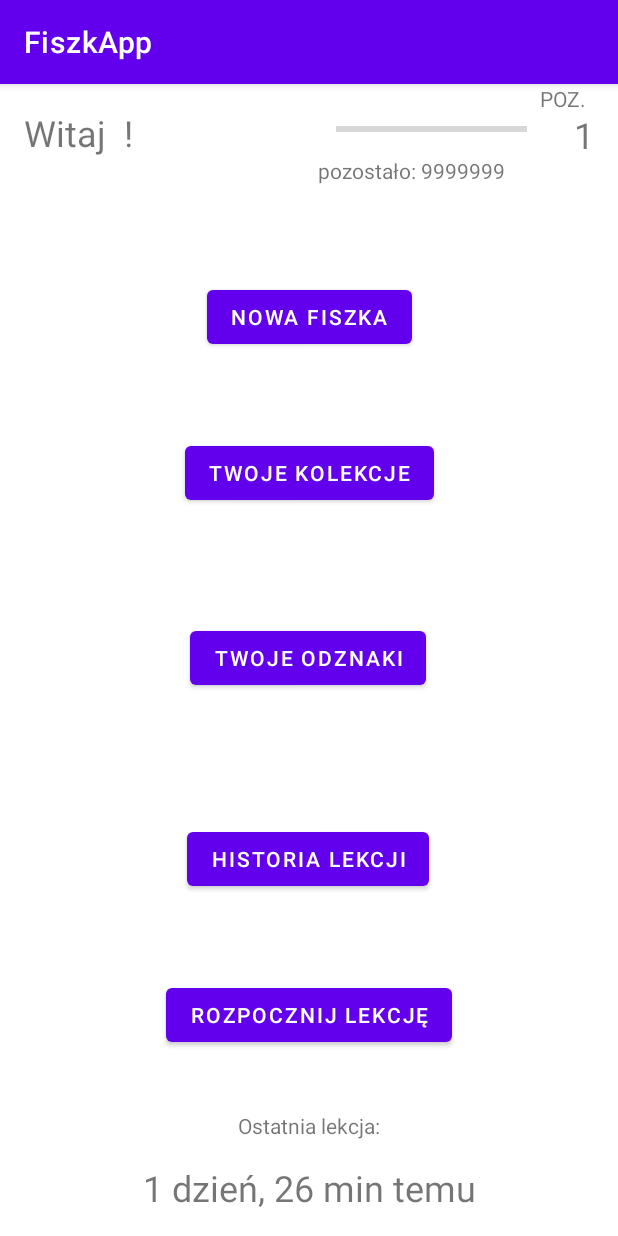
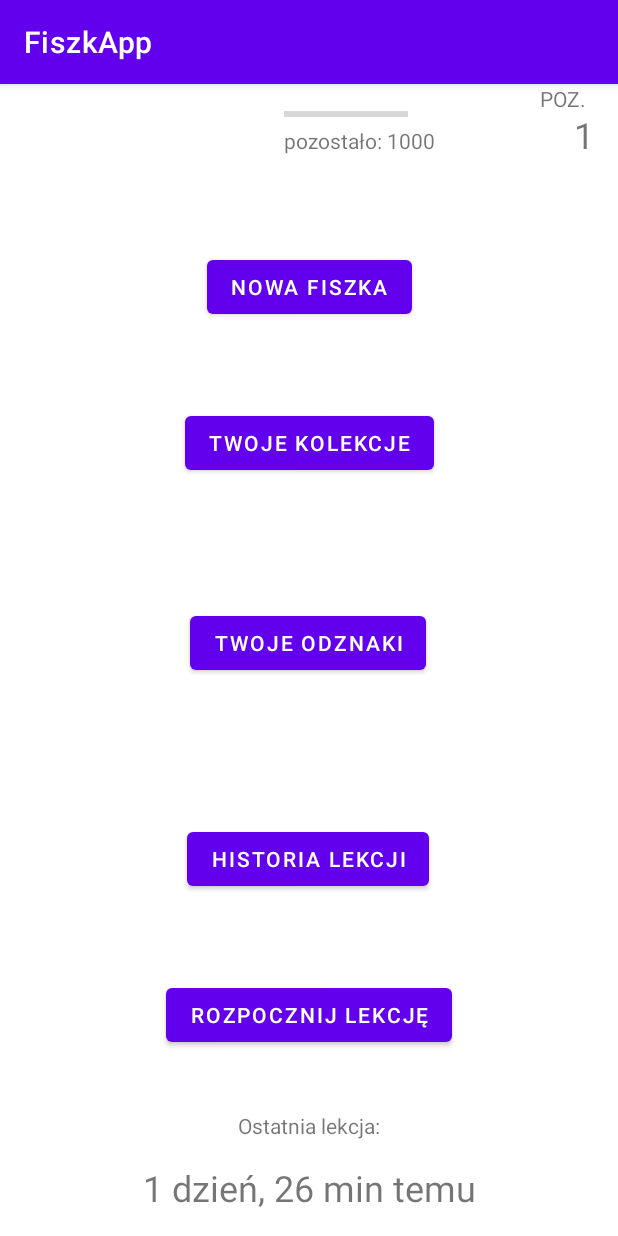
Before and after one commit to WKogut98/FiszkApp, an Android app: the screen it shows after launch (HomeScreenActivity), after a tap on "WEJDŹ", on a phone screen of 412 x 824 dp. Run offline under Robolectric (Android 15) with nearby library versions, the phone set to English and light mode, and no system bars.

Commit message:
poprawione constrainty, zbindowane doswiadczenie

```diff
--- a/app/src/main/java/Experience.java
+++ b/app/src/main/java/com/example/fiszkapp/Experience.java
@@ -1,3 +1,5 @@
+package com.example.fiszkapp;
+
 public class Experience {
     //liczy ile exp potrzeba od poziomu level do level+1
     public static int calculateNeededExp(int level)
@@ -15,8 +17,8 @@ public class Experience {
     public static int totalExpToGetLevel(int level)
     {
         int a1 = 1000;
-        int an = calculateNeededExp(level);
-        return (a1*an)/2*level;
+        int an = calculateNeededExp(level-1);
+        return (a1+an)/2*(level-1);
     }
 
     public static int expToNextLevel(int exp, int level)
@@ -26,4 +28,18 @@ public class Experience {
         //int a = totalExpToGetLevel(level+1);
         return expToLevel - currentexp;
     }
+
+    public static int addExp(int exp, int gainedExp)
+    {
+        return exp + gainedExp;
+    }
+
+    public static int calculateLevel(int exp, int level) //level up when exp for next level reached
+    {
+        if(exp>=totalExpToGetLevel(level+1))
+        {
+            level++;
+        }
+        return level;
+    }
 }
--- a/app/src/main/java/com/example/fiszkapp/HomeScreenActivity.java
+++ b/app/src/main/java/com/example/fiszkapp/HomeScreenActivity.java
@@ -40,15 +40,19 @@ public class HomeScreenActivity extends AppCompatActivity {
         buttonStartLesson = (Button)findViewById(R.id.buttonStartLesson);
         args = getIntent().getExtras();
         username = args.getString("username");
-        labelWelcome.setText("Witaj "+username+" !");
+        labelWelcome.setText(username);
 
         //weź dane użytkownika
         DBHelper dbHelper = new DBHelper(this);
         Cursor cursor = dbHelper.getAllData("user");
         cursor.moveToNext();
         //ustawienie poziomu na stronie głównej
-        int a = cursor.getInt(3);
-        textLevel.setText(String.valueOf(a));
+        int level = cursor.getInt(3);
+        int exp = cursor.getInt(2);
+        textLevel.setText(String.valueOf(level));
+        int percentage = Experience.calculateExpFromCurrentLevel(exp,level)/Experience.calculateNeededExp(level)*100;
+        progressBarExp.setProgress(percentage);
+        textExp.setText("pozostało: "+ Experience.expToNextLevel(exp, level));
 
         buttonNewFlashcard.setOnClickListener(new View.OnClickListener() {
             @Override
--- a/app/src/main/res/layout/home_screen_activity.xml
+++ b/app/src/main/res/layout/home_screen_activity.xml
@@ -39,26 +39,25 @@
     <ProgressBar
         android:id="@+id/progressBarExp"
         style="?android:attr/progressBarStyleHorizontal"
-        android:layout_width="127dp"
-        android:layout_height="36dp"
-        android:layout_marginStart="135dp"
+        android:layout_width="0dp"
+        android:layout_height="wrap_content"
         android:layout_marginTop="12dp"
         android:layout_marginEnd="18dp"
         android:textAlignment="center"
-        app:layout_constraintEnd_toStartOf="@+id/textLevel"
-        app:layout_constraintHorizontal_bias="0.0"
-        app:layout_constraintStart_toEndOf="@+id/labelWelcome"
+        app:layout_constraintBottom_toTopOf="@+id/textExp"
+        app:layout_constraintEnd_toEndOf="@+id/textExp"
+        app:layout_constraintStart_toStartOf="@+id/textExp"
         app:layout_constraintTop_toTopOf="parent" />
 
     <TextView
         android:id="@+id/textExp"
         android:layout_width="wrap_content"
         android:layout_height="wrap_content"
-        android:layout_marginStart="211dp"
-        android:layout_marginEnd="75dp"
+        android:layout_marginStart="100dp"
+        android:layout_marginEnd="20dp"
         android:text="pozostało: 9999999"
-        app:layout_constraintEnd_toEndOf="parent"
-        app:layout_constraintStart_toStartOf="parent"
+        app:layout_constraintEnd_toStartOf="@+id/textLevel"
+        app:layout_constraintStart_toEndOf="@+id/labelWelcome"
         app:layout_constraintTop_toBottomOf="@+id/progressBarExp" />
 
     <Button
```
